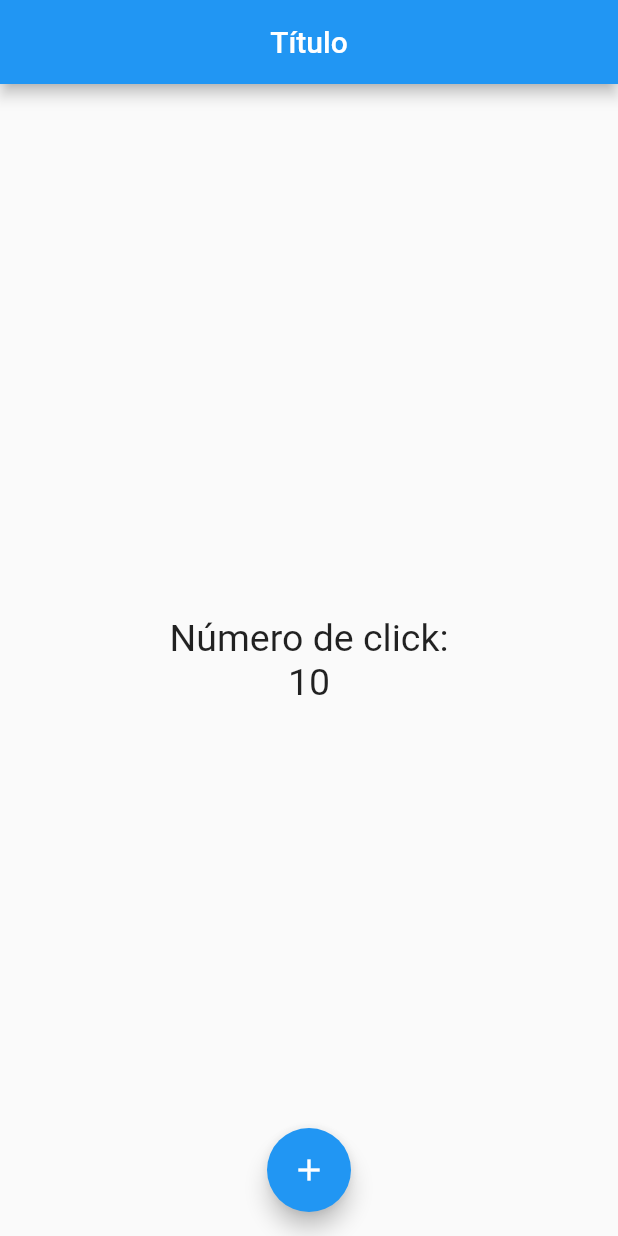
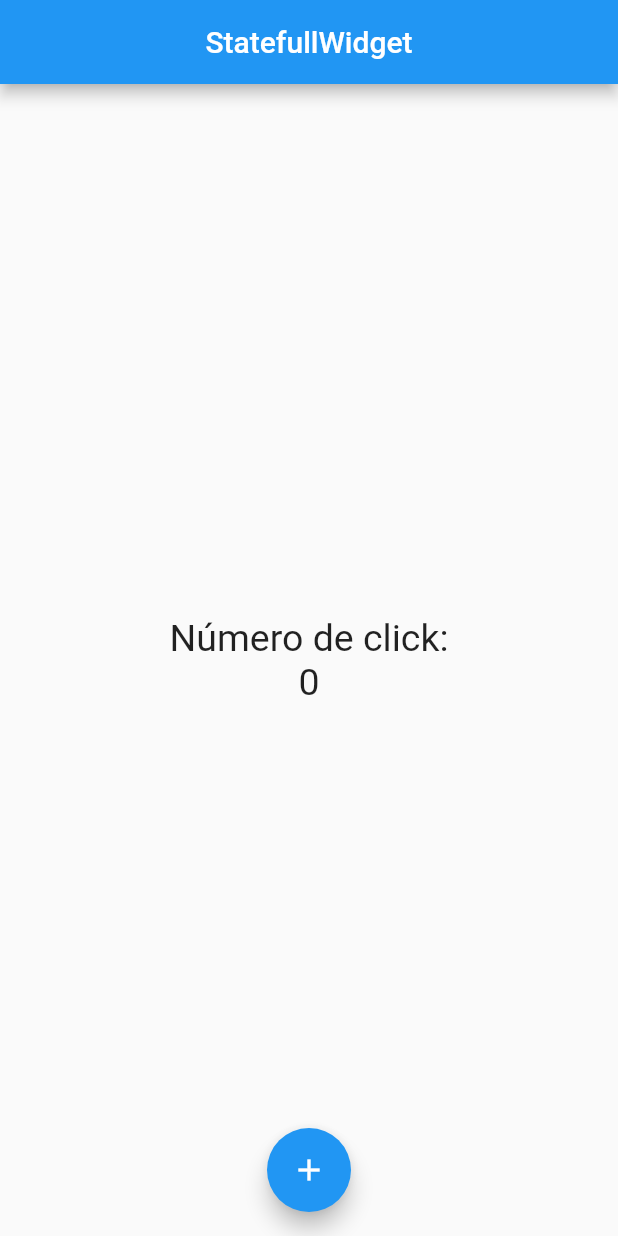
Before and after one commit to eraldovicente/Curso_Flutter, a Flutter app: the screen it shows after launch, on a phone screen of 412 x 824 dp. Run offline on Flutter 3.47's test engine with Material 2 defaults, Android fonts, the phone set to English and light mode, and no system bars.

Commit message:
StatefulWidget

```diff
--- a/contador/lib/src/app.dart
+++ b/contador/lib/src/app.dart
@@ -1,6 +1,7 @@
 import 'package:flutter/material.dart';
 
-import 'package:contador/src/pages/home_page.dart';
+// import 'package:contador/src/pages/home_page.dart';
+import 'package:contador/src/pages/contador_page.dart';
 
 class MyApp extends StatelessWidget {
 
@@ -9,7 +10,8 @@ class MyApp extends StatelessWidget {
 
     return  MaterialApp(
       home: Center(
-        child: HomePage()
+        // child: HomePage(),
+        child: ContadorPage()
       )
     );
   }
--- /dev/null
+++ b/contador/lib/src/pages/contador_page.dart
@@ -0,0 +1,47 @@
+import 'package:flutter/material.dart';
+
+class ContadorPage extends StatefulWidget {
+
+  @override
+  createState() => _ContadorPageState();
+
+}
+
+class _ContadorPageState extends State<ContadorPage> {
+
+  final _estiloTexto = new TextStyle( fontSize: 25 );
+
+  int _conteo = 0;
+
+  @override
+  Widget build(BuildContext context) {
+    return Scaffold(
+      appBar: AppBar(
+        title: Text('StatefullWidget'),
+        centerTitle: true
+      ),
+      body: Center(
+        child: Column(
+          mainAxisAlignment: MainAxisAlignment.center,
+          children: [
+            Text('Número de click:', style: _estiloTexto ),
+            Text( '$_conteo', style: _estiloTexto )
+          ]
+        )
+      ),
+      floatingActionButtonLocation: FloatingActionButtonLocation.centerFloat,
+      floatingActionButton: FloatingActionButton(
+        child: Icon( Icons.add ),
+        onPressed: () {
+
+          // Necessita um StatefullWidget
+          _conteo++;
+
+          setState(() {
+
+          });
+        },
+      )
+    );
+  }
+}
```
